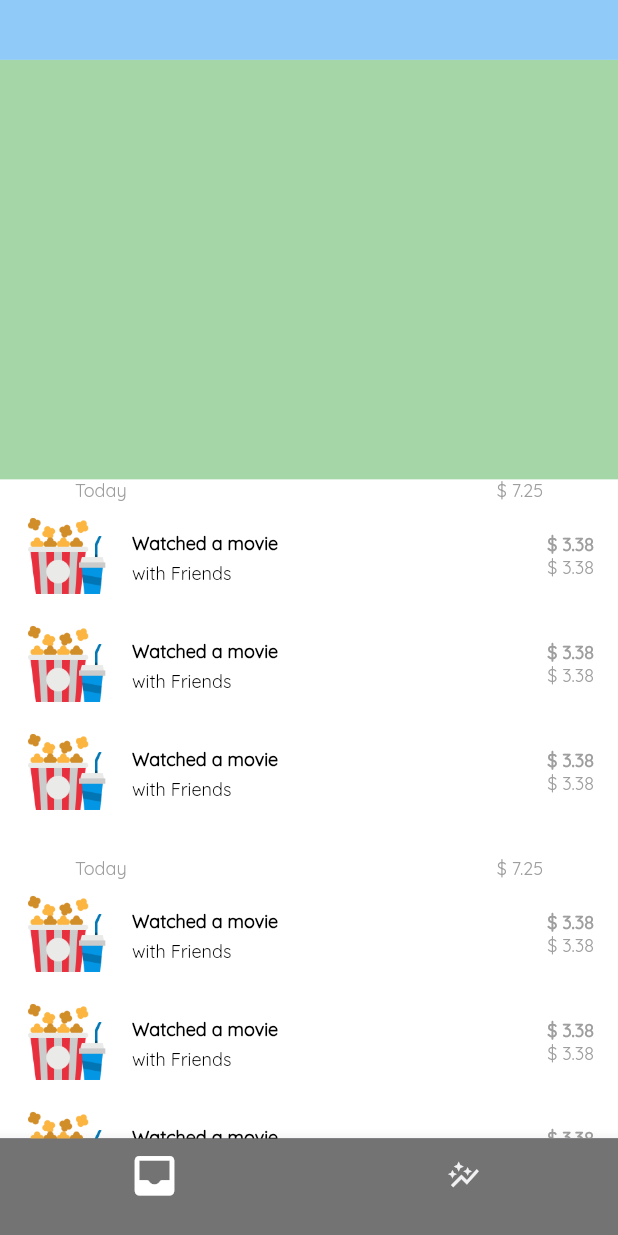
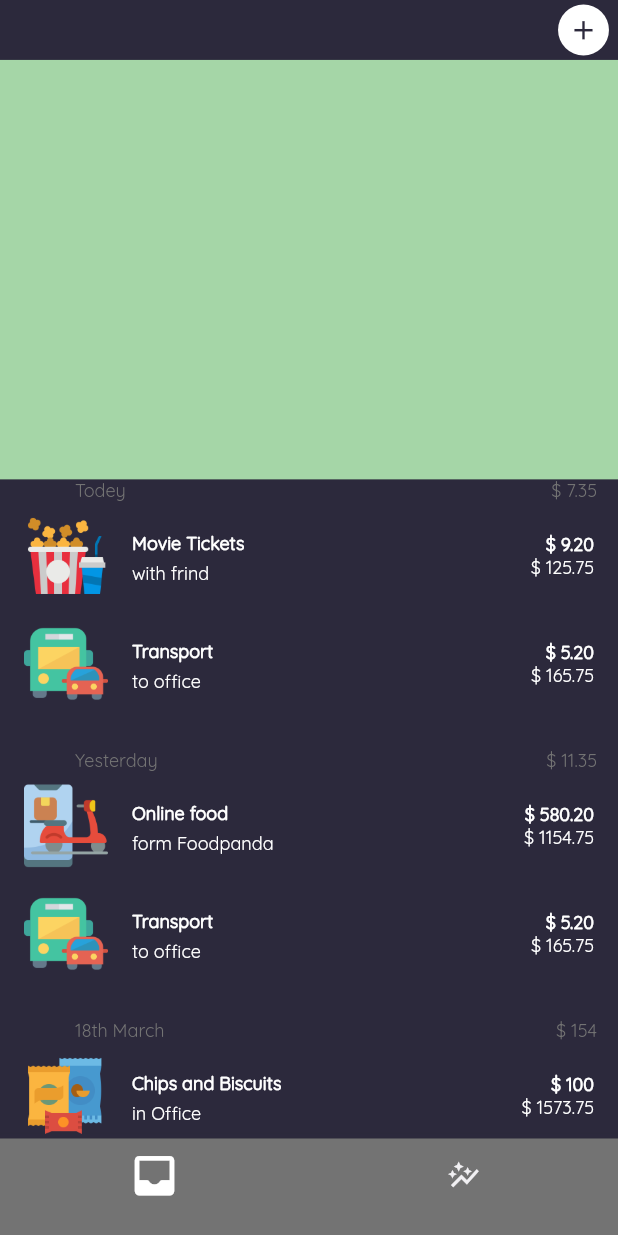
Before and after one commit to BILALAHMAD5587/expense_manger, a Flutter app: the HomePage screen opened directly, on a phone screen of 412 x 824 dp. Run offline on Flutter 3.47's test engine with Material 2 defaults, Android fonts, the phone set to English and light mode, and no system bars; our stand-ins replace bloc, flutter_pw_validator, sqflite; missing offline and left inert: dart:html; accounts and stored records are empty.

Commit message:
home Page Adedd

```diff
--- a/lib/main.dart
+++ b/lib/main.dart
@@ -28,7 +28,7 @@ class MyApp extends StatelessWidget {
           backgroundColor: MyColors.bgWColor,
           canvasColor: MyColors.bgBColor,
           shadowColor: MyColors.LighttextWColor),
-      home: SiginUp_Page(),
+      home: HomePage(),
     );
   }
 }
--- a/lib/screens/home/frags/frag_transaction/frag_tranaction.dart
+++ b/lib/screens/home/frags/frag_transaction/frag_tranaction.dart
@@ -1,71 +1,130 @@
+import 'package:expenser_app/ui/constant.dart';
 import 'package:expenser_app/ui/custom_widgets/ui_helper.dart';
 import 'package:flutter/material.dart';
 
 class FragTransaction extends StatelessWidget {
-  const FragTransaction({Key? key}) : super(key: key);
+  bool isLight = true;
 
   @override
   Widget build(BuildContext context) {
+    isLight = Theme.of(context).brightness == Brightness.light;
+
     return SafeArea(
       child: Scaffold(
+          backgroundColor: Theme.of(context).backgroundColor,
           body: Column(
             children: [
               Expanded(
                   flex: 1,
-                child: Container(color: Colors.blue.shade200,)),
+                  child: Container(
+                    width: double.infinity,
+                    child: Padding(
+                      padding: const EdgeInsets.all(3.0),
+                      child: Align(
+                        alignment: Alignment.centerRight,
+                        child: CircleAvatar(
+                          backgroundColor:
+                              isLight ? MyColors.bgBColor : MyColors.bgWColor,
+                          child: Icon(
+                            Icons.add,
+                            color:
+                                isLight ? MyColors.bgWColor : MyColors.bgBColor,
+                            size: 21,
+                          ),
+                        ),
+                      ),
+                    ),
+                  )),
               Expanded(
                   flex: 7,
-                child: Container(color: Colors.green.shade200,)),
+                  child: Container(
+                    color: Colors.green.shade200,
+                  )),
               Expanded(
                   flex: 11,
                   child: ListView.builder(
-                  itemCount: 14,
-                  itemBuilder: (context, index) => dayWiseTrasanctionItem(),)),
+                    itemCount: Constants.arrTransaction.length,
+                    itemBuilder: (context, index) =>
+                        dayWiseTrasanctionItem(Constants.arrTransaction[index]),
+                  )),
             ],
-        )
-      ),
+          )),
     );
   }
 
-  Widget dayWiseTrasanctionItem(){
-    return Column(
+  Widget dayWiseTrasanctionItem(Map dayTransDetails) {
+    return Padding(
+      padding: const EdgeInsets.only(),
+      child: Column(
         children: [
           Padding(
-          padding: const EdgeInsets.only(left: 50, right: 50),
+            padding: const EdgeInsets.only(left: 50, right: 14),
             child: Row(
               mainAxisAlignment: MainAxisAlignment.spaceBetween,
               children: [
-              Text('Today',style: mTextStylr12(mColor: Colors.grey),),
-              Text('\$ 7.25',style: mTextStylr12(mColor: Colors.grey),)
+                Text(
+                  dayTransDetails['day'],
+                  style: mTextStylr12(
+                      mColor: isLight
+                          ? MyColors.secondryWColor
+                          : MyColors.secoundryBColor),
+                ),
+                Text(
+                  '\$ ${dayTransDetails['amt']}',
+                  style: mTextStylr12(
+                      mColor: isLight
+                          ? MyColors.secondryWColor
+                          : MyColors.secoundryBColor),
+                )
               ],
             ),
           ),
           //SizedBox(height: 21,),
           ListView.builder(
-          itemCount: 3,
+            itemCount: dayTransDetails['transaction'].length,
             shrinkWrap: true,
-          itemBuilder: (context, index) => detailTransactionItem(),),
-        SizedBox(height: 21,),
-      ],
-    );
-  }
-
-
-
-  Widget detailTransactionItem(){
-    return ListTile(
-      leading: Image.asset('assets/images/expense_type/popcorn.png'),
-      title: Text('Watched a movie',style: mTextStylr12(mColor: Colors.black,
-          fontweight: FontWeight.bold),),
-      subtitle: Text('with Friends', style: mTextStylr12(mColor: Colors.black),),
-      trailing: Column(
-        mainAxisAlignment: MainAxisAlignment.center,
-        children: [
-          Text('\$ 3.38', style: mTextStylr12(mColor: Colors.grey, fontweight: FontWeight.bold),),
-          Text('\$ 3.38', style: mTextStylr12(mColor: Colors.grey),)
+            itemBuilder: (context, index) =>
+                detailTransactionItem(dayTransDetails['transaction'][index]),
+          ),
+          SizedBox(
+            height: 21,
+          ),
         ],
       ),
     );
   }
 
+  Widget detailTransactionItem(Map detailedTrans) {
+    return ListTile(
+      leading: Image.asset(detailedTrans['image']),
+      title: Text(
+        detailedTrans['title'],
+        style: mTextStylr12(
+            mColor: isLight ? MyColors.textWColor : MyColors.textBColor,
+            fontweight: FontWeight.bold),
+      ),
+      subtitle: Text(
+        detailedTrans['desc'],
+        style: mTextStylr12(
+            mColor: isLight ? MyColors.textWColor : MyColors.textBColor),
+      ),
+      trailing: Column(
+        mainAxisAlignment: MainAxisAlignment.center,
+        crossAxisAlignment: CrossAxisAlignment.end,
+        children: [
+          Text(
+            '\$ ${detailedTrans['amt']}',
+            style: mTextStylr12(
+                mColor: isLight ? MyColors.textWColor : MyColors.textBColor,
+                fontweight: FontWeight.bold),
+          ),
+          Text(
+            '\$ ${detailedTrans['balance']}',
+            style: mTextStylr12(
+                mColor: isLight ? MyColors.textWColor : MyColors.textBColor),
+          )
+        ],
+      ),
+    );
   }
+}
--- /dev/null
+++ b/lib/ui/constant.dart
@@ -0,0 +1,66 @@
+class Constants{
+
+
+  static const arrTransaction = [
+  {
+  'day': 'Todey',
+  'amt': '7.35',
+  'transaction': [
+  {
+  'image': 'assets/images/expense_type/popcorn.png',
+  'title': 'Movie Tickets',
+  'desc': 'with frind',
+  'amt': '9.20',
+  'balance': '125.75'
+  },
+  {
+  'image': 'assets/images/expense_type/vehicles.png',
+  'title': 'Transport',
+  'desc': 'to office',
+  'amt': '5.20',
+  'balance': '165.75'
+  }
+  ]
+  },
+  {
+  'day': 'Yesterday',
+  'amt': '11.35',
+  'transaction': [
+  {
+  'image': 'assets/images/expense_type/smartphone.png',
+  'title': 'Online food',
+  'desc': 'form Foodpanda',
+  'amt': '580.20',
+  'balance': '1154.75'
+  },
+  {
+  'image': 'assets/images/expense_type/vehicles.png',
+  'title': 'Transport',
+  'desc': 'to office',
+  'amt': '5.20',
+  'balance': '165.75'
+  }
+  ]
+  },
+  {
+  'day': '18th March',
+  'amt': '154',
+  'transaction': [
+  {
+  'image': 'assets/images/expense_type/snack.png',
+  'title': 'Chips and Biscuits',
+  'desc': 'in Office',
+  'amt': '100',
+  'balance': '1573.75'
+  },
+  {
+  'image': 'assets/images/expense_type/travel.png',
+  'title': 'Trip to ISB',
+  'desc': 'with Wife',
+  'amt': '1500',
+  'balance': '3500.75'
+  }
+  ]
+  }
+  ];
+}
```
Lines whose indentation alone changed are shown as unchanged.
